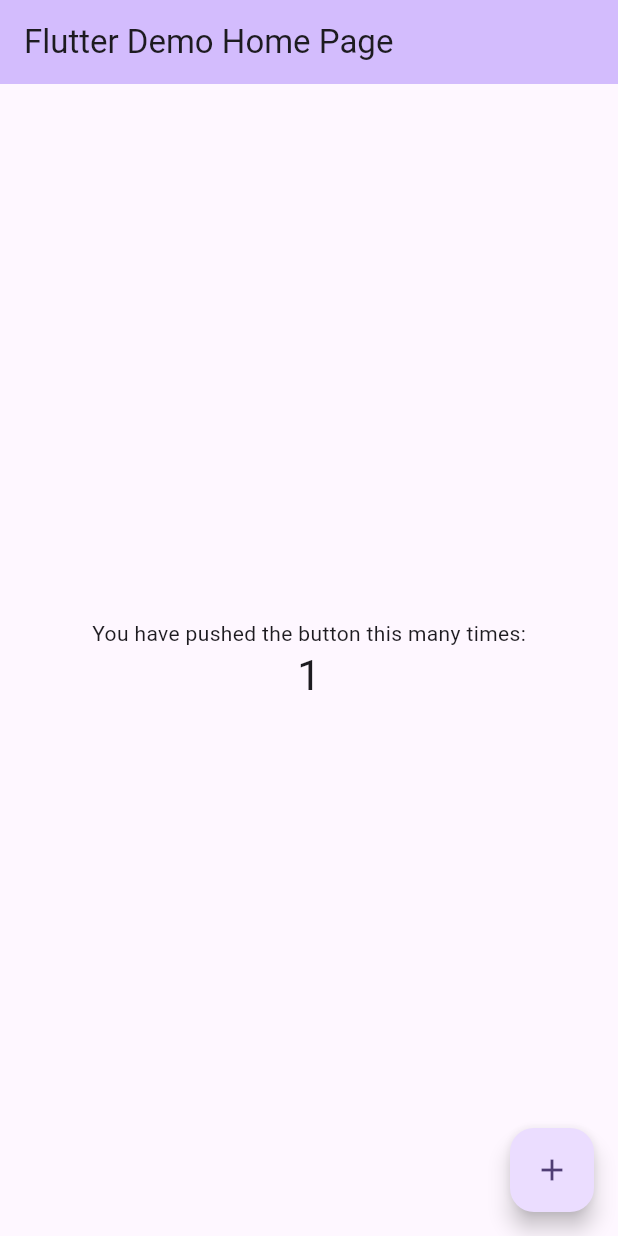
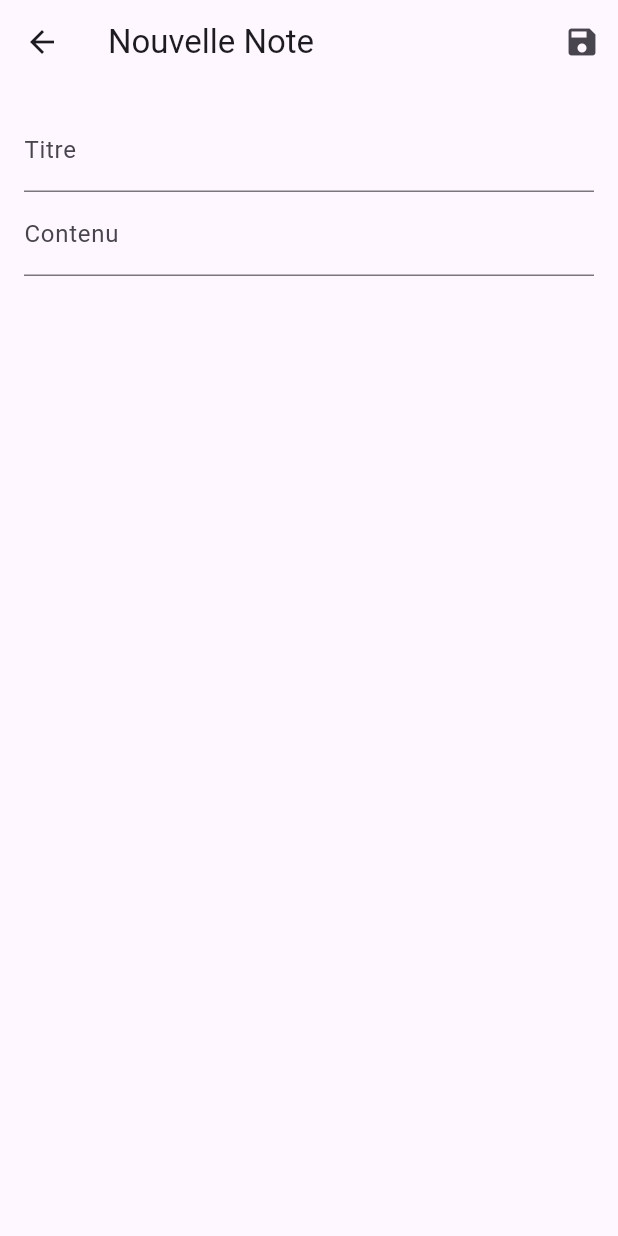
Before and after one commit to ASMODAN3110/Zebabana_note, a Flutter app: the screen it shows after launch, after a tap on the "add" icon, on a phone screen of 412 x 824 dp. Run offline on Flutter 3.47's test engine with Material 3 defaults, Android fonts, the phone set to English and light mode, and no system bars; our stand-ins replace shared_preferences.

Commit message:
Ajout de notification lors de la creation de note et amelioration du U de CRUD

```diff
--- a/lib/main.dart
+++ b/lib/main.dart
@@ -1,4 +1,7 @@
 import 'package:flutter/material.dart';
+import 'screens/note_editor_screen.dart';
+import 'services/storage_service.dart'; // Import pour accéder à StorageService
+import 'models/note.dart';
 
 void main() {
   runApp(const MyApp());
@@ -7,116 +10,135 @@ void main() {
 class MyApp extends StatelessWidget {
   const MyApp({super.key});
 
-  // This widget is the root of your application.
   @override
   Widget build(BuildContext context) {
     return MaterialApp(
-      title: 'Flutter Demo',
+      title: 'ZeBabana Note',
       theme: ThemeData(
-        // This is the theme of your application.
-        //
-        // TRY THIS: Try running your application with "flutter run". You'll see
-        // the application has a purple toolbar. Then, without quitting the app,
-        // try changing the seedColor in the colorScheme below to Colors.green
-        // and then invoke "hot reload" (save your changes or press the "hot
-        // reload" button in a Flutter-supported IDE, or press "r" if you used
-        // the command line to start the app).
-        //
-        // Notice that the counter didn't reset back to zero; the application
-        // state is not lost during the reload. To reset the state, use hot
-        // restart instead.
-        //
-        // This works for code too, not just values: Most code changes can be
-        // tested with just a hot reload.
+        fontFamily: 'Roboto',
         colorScheme: ColorScheme.fromSeed(seedColor: Colors.deepPurple),
+        useMaterial3: true,
       ),
-      home: const MyHomePage(title: 'Flutter Demo Home Page'),
+      home: const HomeScreen(),
+      debugShowCheckedModeBanner: false,
     );
   }
 }
 
-class MyHomePage extends StatefulWidget {
-  const MyHomePage({super.key, required this.title});
-
-  // This widget is the home page of your application. It is stateful, meaning
-  // that it has a State object (defined below) that contains fields that affect
-  // how it looks.
-
-  // This class is the configuration for the state. It holds the values (in this
-  // case the title) provided by the parent (in this case the App widget) and
-  // used by the build method of the State. Fields in a Widget subclass are
-  // always marked "final".
-
-  final String title;
+class HomeScreen extends StatefulWidget {
+  const HomeScreen({super.key});
 
   @override
-  State<MyHomePage> createState() => _MyHomePageState();
+  State<HomeScreen> createState() => _HomeScreenState();
 }
 
-class _MyHomePageState extends State<MyHomePage> {
-  int _counter = 0;
+class _HomeScreenState extends State<HomeScreen> {
+  late final StorageService _storageService;
+  List<Note> _notes = [];
 
-  void _incrementCounter() {
+  @override
+  void initState() {
+    super.initState();
+    _storageService = StorageService();
+    _loadNotes(); // Charge les notes au démarrage
+  }
+
+  Future<void> _loadNotes() async {
+    final notes = await _storageService.loadNotes();
     setState(() {
-      // This call to setState tells the Flutter framework that something has
-      // changed in this State, which causes it to rerun the build method below
-      // so that the display can reflect the updated values. If we changed
-      // _counter without calling setState(), then the build method would not be
-      // called again, and so nothing would appear to happen.
-      _counter++;
+      _notes = notes;
     });
   }
 
   @override
   Widget build(BuildContext context) {
-    // This method is rerun every time setState is called, for instance as done
-    // by the _incrementCounter method above.
-    //
-    // The Flutter framework has been optimized to make rerunning build methods
-    // fast, so that you can just rebuild anything that needs updating rather
-    // than having to individually change instances of widgets.
     return Scaffold(
       appBar: AppBar(
-        // TRY THIS: Try changing the color here to a specific color (to
-        // Colors.amber, perhaps?) and trigger a hot reload to see the AppBar
-        // change color while the other colors stay the same.
         backgroundColor: Theme.of(context).colorScheme.inversePrimary,
-        // Here we take the value from the MyHomePage object that was created by
-        // the App.build method, and use it to set our appbar title.
-        title: Text(widget.title),
+        title: const Text('ZeBabana Note'),
+        centerTitle: true,
       ),
-      body: Center(
-        // Center is a layout widget. It takes a single child and positions it
-        // in the middle of the parent.
+      body: _notes.isEmpty
+          ? const Center(
               child: Column(
-          // Column is also a layout widget. It takes a list of children and
-          // arranges them vertically. By default, it sizes itself to fit its
-          // children horizontally, and tries to be as tall as its parent.
-          //
-          // Column has various properties to control how it sizes itself and
-          // how it positions its children. Here we use mainAxisAlignment to
-          // center the children vertically; the main axis here is the vertical
-          // axis because Columns are vertical (the cross axis would be
-          // horizontal).
-          //
-          // TRY THIS: Invoke "debug painting" (choose the "Toggle Debug Paint"
-          // action in the IDE, or press "p" in the console), to see the
-          // wireframe for each widget.
                 mainAxisAlignment: MainAxisAlignment.center,
                 children: <Widget>[
-            const Text('You have pushed the button this many times:'),
+                  Icon(
+                    Icons.note_add,
+                    size: 80,
+                    color: Colors.deepPurple,
+                  ),
+                  SizedBox(height: 20),
                   Text(
-              '$_counter',
-              style: Theme.of(context).textTheme.headlineMedium,
+                    'Bienvenue dans ZeBabana Note',
+                    style: TextStyle(
+                      fontSize: 24,
+                      fontWeight: FontWeight.bold,
+                      color: Colors.deepPurple,
+                    ),
+                  ),
+                  SizedBox(height: 20),
+                  Padding(
+                    padding: EdgeInsets.symmetric(horizontal: 40),
+                    child: Text(
+                      'Appuyez sur le bouton + pour créer votre première note.',
+                      textAlign: TextAlign.center,
+                      style: TextStyle(
+                        fontSize: 16,
+                        color: Colors.grey,
+                      ),
+                    ),
                   ),
                 ],
               ),
+            )
+          : ListView.builder(
+              padding: const EdgeInsets.all(16.0),
+              itemCount: _notes.length,
+              itemBuilder: (context, index) {
+                final note = _notes[index];
+                return Card(
+                  margin: const EdgeInsets.only(bottom: 8.0),
+                  child: ListTile(
+                    title: Text(
+                      note.title,
+                      style: const TextStyle(fontWeight: FontWeight.bold),
+                    ),
+                    subtitle: Text(
+                      note.content.length > 50
+                          ? '${note.content.substring(0, 50)}...'
+                          : note.content,
+                      maxLines: 2,
+                      overflow: TextOverflow.ellipsis,
+                    ),
+                    trailing: Text(
+                      '${note.updatedAt.toLocal().hour}:${note.updatedAt.toLocal().minute}',
+                      style: const TextStyle(fontSize: 12, color: Colors.grey),
+                    ),
+                    onTap: () {
+                      Navigator.push(
+                        context,
+                        MaterialPageRoute(
+                          builder: (context) => NoteEditorScreen(note: note),
+                        ),
+                      ).then((_) => _loadNotes()); // Recharge après modification
+                    },
+                  ),
+                );
+              },
             ),
       floatingActionButton: FloatingActionButton(
-        onPressed: _incrementCounter,
-        tooltip: 'Increment',
+        onPressed: () {
+          Navigator.push(
+            context,
+            MaterialPageRoute(
+              builder: (context) => const NoteEditorScreen(note: null),
+            ),
+          ).then((_) => _loadNotes()); // Recharge après création
+        },
+        tooltip: 'Nouvelle Note',
         child: const Icon(Icons.add),
-      ), // This trailing comma makes auto-formatting nicer for build methods.
+      ),
     );
   }
 }
--- /dev/null
+++ b/lib/models/note.dart
@@ -0,0 +1,34 @@
+class Note {
+  String id;
+  String title;
+  String content;
+  DateTime createdAt;
+  DateTime updatedAt;
+
+  Note({
+    required this.id,
+    required this.title,
+    required this.content,
+    required this.createdAt,
+    required this.updatedAt
+  });
+
+// Convertir Note en JSON
+  Map<String, dynamic> toJson() => {
+    'id': id,
+    'title': title,
+    'content': content,
+    'createdAt': createdAt.toIso8601String(),
+    'updatedAt': updatedAt.toIso8601String(),
+  };
+
+  // Créer une Note à partir de JSON
+  factory Note.fromJson(Map<String, dynamic> json) => Note(
+    id: json['id'],
+    title: json['title'],
+    content: json['content'],
+    createdAt: DateTime.parse(json['createdAt']),
+    updatedAt: DateTime.parse(json['updatedAt']),
+  );
+
+}
--- /dev/null
+++ b/lib/screens/note_editor_screen.dart
@@ -0,0 +1,106 @@
+import 'package:flutter/material.dart';
+import '../models/note.dart';
+import '../services/storage_service.dart';
+
+class NoteEditorScreen extends StatefulWidget {
+  final Note? note;
+  final dynamic storageService;
+
+  const NoteEditorScreen({super.key, this.note, this.storageService});
+
+  @override
+  _NoteEditorScreenState createState() => _NoteEditorScreenState();
+}
+
+class _NoteEditorScreenState extends State<NoteEditorScreen> {
+  final _titleController = TextEditingController();
+  final _contentController = TextEditingController();
+  late final dynamic _storageService;
+
+  @override
+  void initState() {
+    super.initState();
+    _storageService = widget.storageService ?? StorageService();
+    if (widget.note != null) {
+      _titleController.text = widget.note!.title;
+      _contentController.text = widget.note!.content;
+    }
+  }
+
+  void _saveNote() async {
+  try {
+    print('Début sauvegarde à ${DateTime.now()}');
+    final id = widget.note?.id ?? UniqueKey().toString();
+    final now = DateTime.now();
+    final note = Note(
+      id: id,
+      title: _titleController.text,
+      content: _contentController.text,
+      createdAt: widget.note?.createdAt ?? now,
+      updatedAt: now,
+    );
+    print('Note créée : ${note.toJson()}');
+    final notes = await _storageService.loadNotes();
+    print('Notes chargées : $notes');
+    if (widget.note == null) {
+      notes.add(note);
+    } else {
+      final index = notes.indexWhere((n) => n.id == id);
+      if (index != -1) {
+        notes[index] = note;
+      } else {
+        print('Erreur : Note avec ID $id non trouvée');
+        ScaffoldMessenger.of(context).showSnackBar(
+          const SnackBar(content: Text('Erreur : Note non trouvée')),
+        );
+        return;
+      }
+    }
+    print('Notes avant sauvegarde : $notes');
+    await _storageService.saveNotes(notes);
+    print('Sauvegarde terminée');
+    // Ajout du feedback utilisateur
+    ScaffoldMessenger.of(context).showSnackBar(
+      SnackBar(
+        content: Text(widget.note != null ? 'Note mise à jour !' : 'Note créée !'),
+        duration: const Duration(seconds: 2), // Affiche 2 secondes
+      ),
+    );
+    Navigator.pop(context);
+  } catch (e) {
+    print('Erreur lors de la sauvegarde : $e');
+    ScaffoldMessenger.of(context).showSnackBar(
+      SnackBar(content: Text('Erreur : $e')),
+    );
+  }
+}
+
+  @override
+Widget build(BuildContext context) {
+  final title = widget.note != null ? 'Modifier Note' : 'Nouvelle Note'; // Titre dynamique
+  return Scaffold(
+    appBar: AppBar(
+      title: Text(title), // Utilise le titre dynamique
+      actions: [IconButton(icon: const Icon(Icons.save), onPressed: _saveNote)],
+    ),
+    body: Padding(
+      padding: const EdgeInsets.all(16.0),
+      child: Column(
+        children: [
+          TextField(
+            controller: _titleController,
+            decoration: InputDecoration(labelText: 'Titre'),
+          ),
+          Expanded(
+            child: TextField(
+              controller: _contentController,
+              maxLines: null,
+              decoration: InputDecoration(labelText: 'Contenu'),
+            ),
+          ),
+        ],
+      ),
+    ),
+  );
+}
+}
--- /dev/null
+++ b/lib/services/storage_service.dart
@@ -0,0 +1,22 @@
+import 'dart:convert';
+import 'package:shared_preferences/shared_preferences.dart';
+import '../models/note.dart'; // Importe la classe Note
+
+class StorageService {
+  static const String _notesKey = 'notes';
+ // Sauvegarde des notes dans SharedPreferences
+ Future<void> saveNotes(List<Note> notes) async {
+ final prefs = await SharedPreferences.getInstance();
+ final notesJson = notes.map((note) => note.toJson()).toList();
+ await prefs.setString(_notesKey, jsonEncode(notesJson));
+ }
+
+ // Chargement des notes depuis SharedPreferences
+ Future<List<Note>> loadNotes() async {
+ final prefs = await SharedPreferences.getInstance();
+ final notesString = prefs.getString(_notesKey);
+ if (notesString == null) return [];
+ final notesList = jsonDecode(notesString) as List;
+ return notesList.map((json) => Note.fromJson(json)).toList();
+ }
+ }
--- a/pubspec.yaml
+++ b/pubspec.yaml
@@ -30,6 +30,10 @@ environment:
 dependencies:
   flutter:
     sdk: flutter
+  intl: ^0.18.0
+  shared_preferences: ^2.2.0
+  flutter_colorpicker: ^1.0.3
+  test: ^1.24.0
 
   # The following adds the Cupertino Icons font to your application.
   # Use with the CupertinoIcons class for iOS style icons.
@@ -38,6 +42,8 @@ dependencies:
 dev_dependencies:
   flutter_test:
     sdk: flutter
+  mockito: ^5.4.4
+  build_runner: ^2.4.6
 
   # The "flutter_lints" package below contains a set of recommended lints to
   # encourage good coding practices. The lint set provided by the package is
```
Also changed, not shown: devtools_options.yaml (added, +7 -0 lines), pubspec.lock, 6 other files. Lines whose indentation alone changed are shown as unchanged.
